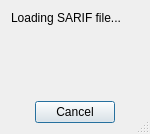
This is src/LoadingSARIF.ui in chennes/CleanSARIF as Qt 5 draws it before an edit. The edited form follows.
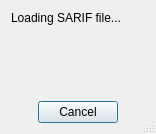
This is the edited form. Custom widgets are drawn as their Qt base class.

Diff of the .ui file:
```diff
--- a/src/LoadingSARIF.ui
+++ b/src/LoadingSARIF.ui
@@ -9,10 +9,16 @@
    <rect>
     <x>0</x>
     <y>0</y>
-    <width>150</width>
-    <height>130</height>
+    <width>156</width>
+    <height>131</height>
    </rect>
   </property>
+  <property name="sizePolicy">
+   <sizepolicy hsizetype="Fixed" vsizetype="Fixed">
+    <horstretch>0</horstretch>
+    <verstretch>0</verstretch>
+   </sizepolicy>
+  </property>
   <property name="windowTitle">
    <string>Loading</string>
   </property>
```
Left out of the diff: 16 changed lines with no effect on the pictures.
